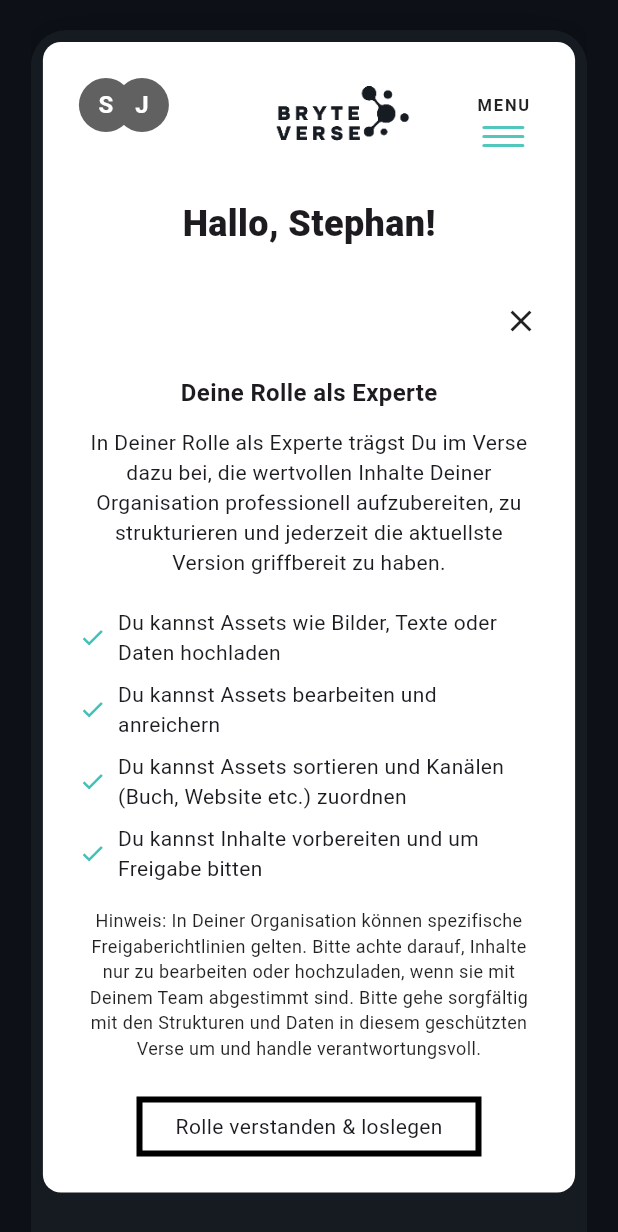
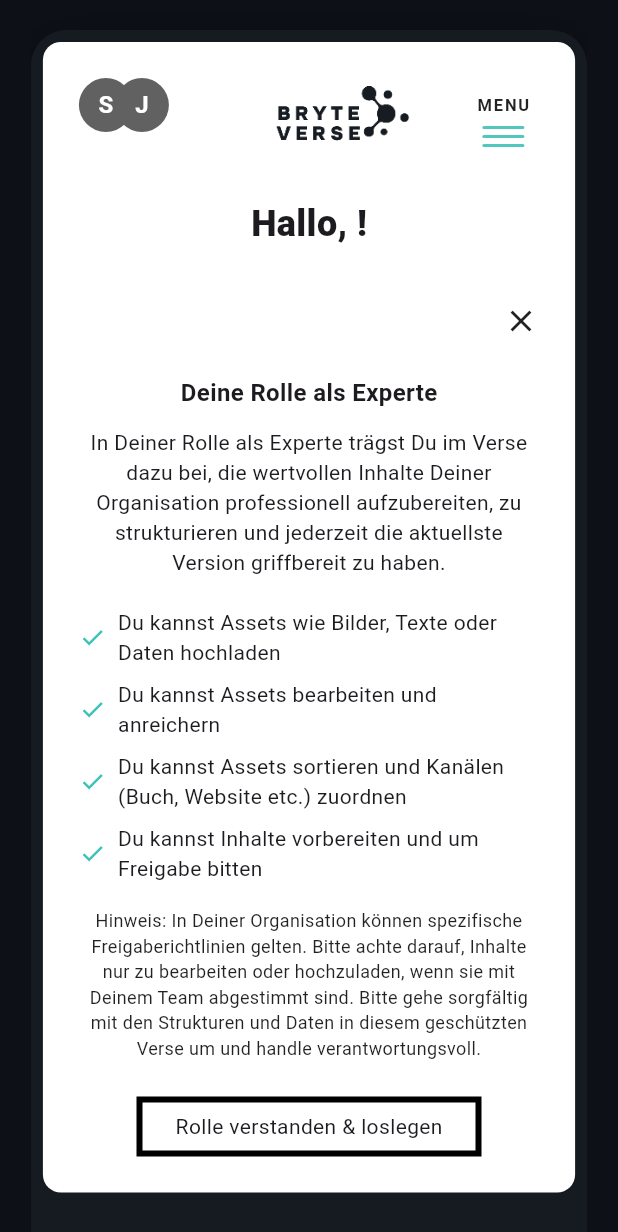
Before and after one commit to samuel161415/BryteSpring, a Flutter app: the JoinVerse screen opened directly with empty values, after a tap on "Verse beitreten", on a phone screen of 412 x 824 dp. Shown: the top 1232 px of the screen. Run offline on Flutter 3.47's test engine with Material 3 defaults, Android fonts, the phone set to English and light mode, and no system bars; our stand-ins replace bloc, connectivity, dartz, dio, easy_localization, equatable and 7 more; accounts and stored records are empty; network calls fail.

Commit message:
feat: fix join verse feature with dynamic data and translations
- Added missing translations for join verse success page
- Replaced hardcoded placeholders with actual user data
- Added verse data fetching and display functionality
- Fixed app router issues with join verse flow
- Updated join verse success widget with real data

Translation Updates:
- Added success_title, success_message, success_cta keys
- Updated greeting_name to use {name} placeholder
- Updated welcome_title and welcome_desc to use {verseName} placeholder
- Updated learn_role_cta to use {name} placeholder
- Added both English and German translations

Dynamic Data Integration:
- JoinVerseSuccessComponent now fetches current user from AuthService
- Fetches verse data using VerseJoinUseCase.getVerse()
- Displays actual verse logo or fallback business icon
- Uses dynamic greeting with user's first name
- Shows actual verse name in success message

User Experience Improvements:
- Loading state while fetching data
- Error handling for missing data
- Fallback values for missing user/verse data
- Proper translation interpolation with namedArgs

Technical Implementation:
- Added proper imports for User and VerseJoinEntity
- Implemented _loadData() method for async data fetching
- Added helper methods for dynamic text generation
- Created _buildDefaultImage() for fallback logo display
- Updated GetToKnowRoleWidget with dynamic greeting

This resolves the hardcoded 'Hello Stephan' issue and provides
a personalized experience with actual verse branding and data.

```diff
--- a/mobile/lib/core/routing/app_router.dart
+++ b/mobile/lib/core/routing/app_router.dart
@@ -7,12 +7,14 @@ import 'package:mobile/features/Authentication/domain/entities/invitation_entity
 import 'package:mobile/features/Authentication/presentation/pages/login_page.dart';
 import 'package:mobile/features/Authentication/presentation/pages/reset_password_page.dart';
 import 'package:mobile/features/Authentication/presentation/pages/invitation_validation_page.dart';
+import 'package:mobile/features/verse_join/presentation/bloc/join_verse_bloc.dart';
 import 'package:mobile/features/verse_join/presentation/pages/get_to_know_role.dart';
 import 'package:mobile/features/verse_join/presentation/pages/join_verse.dart';
 import 'package:mobile/features/verse_join/presentation/pages/join_verse_almost_done.dart';
 import 'package:mobile/features/dashboard/presentation/pages/dashboard_page.dart';
 import 'package:mobile/features/channels/presentation/pages/create_folder_page.dart';
 import 'package:mobile/features/channels/presentation/pages/create_folder_confirmation_page.dart';
+import 'package:mobile/features/verse_join/presentation/pages/join_verse_success.dart';
 
 /// App router configuration using go_router
 class AppRouter {
@@ -160,6 +162,23 @@ class AppRouter {
       },
     ),
     GoRoute(
+      path: '/${Routelists.joinVerseSuccess}',
+      name: Routelists.joinVerseSuccess,
+      pageBuilder: (context, state) {
+        final invitation = state.extra as InvitationEntity?;
+        if (invitation == null) {
+          // If no invitation provided, redirect to login
+          return _buildPage(context, state, LoginPage());
+        }
+        return _buildPage(
+          context,
+          state,
+          JoinVerseSuccessPage(invitation: invitation),
+        );
+      },
+    ),
+
+    GoRoute(
       path: '/${Routelists.dashboard}',
       name: Routelists.dashboard,
       pageBuilder: (context, state) =>
--- a/mobile/lib/core/routing/routeLists.dart
+++ b/mobile/lib/core/routing/routeLists.dart
@@ -11,4 +11,5 @@ class Routelists {
   static const dashboard = 'dashboard';
   static const createFolder = 'createFolder';
   static const createFolderConfirmation = 'createFolderConfirmation';
+  static const joinVerseSuccess = 'joinVerseSuccess';
 }
--- a/mobile/lib/features/verse_join/presentation/bloc/join_verse_bloc.dart
+++ b/mobile/lib/features/verse_join/presentation/bloc/join_verse_bloc.dart
@@ -1,6 +1,7 @@
 import 'package:flutter_bloc/flutter_bloc.dart';
 import 'package:equatable/equatable.dart';
 import 'package:mobile/core/error/failure.dart';
+import 'package:mobile/features/Authentication/domain/entities/invitation_entity.dart';
 import 'package:mobile/features/verse_join/domain/entities/verse_join_entity.dart';
 import 'package:mobile/features/verse_join/domain/usecases/verse_join_usecase.dart';
 
--- a/mobile/lib/features/verse_join/presentation/components/get_to_know_role_widget.dart
+++ b/mobile/lib/features/verse_join/presentation/components/get_to_know_role_widget.dart
@@ -2,11 +2,13 @@ import 'package:easy_localization/easy_localization.dart';
 import 'package:flutter/material.dart';
 import 'package:flutter_bloc/flutter_bloc.dart';
 import 'package:go_router/go_router.dart';
-import 'package:mobile/core/constant.dart';
 import 'package:mobile/core/routing/routeLists.dart';
+import 'package:mobile/core/injection_container.dart';
+import 'package:mobile/core/services/auth_service.dart';
 import 'package:mobile/features/verse_join/presentation/components/top_part_widget.dart';
 import 'package:mobile/features/verse_join/presentation/bloc/join_verse_bloc.dart';
 import 'package:mobile/features/Authentication/domain/entities/invitation_entity.dart';
+import 'package:mobile/features/Authentication/domain/entities/user.dart';
 
 class GetToKnowRoleWidget extends StatefulWidget {
   final InvitationEntity invitation;
@@ -18,6 +20,26 @@ class GetToKnowRoleWidget extends StatefulWidget {
 }
 
 class _GetToKnowRoleWidgetState extends State<GetToKnowRoleWidget> {
+  User? currentUser;
+
+  @override
+  void initState() {
+    super.initState();
+    _loadCurrentUser();
+  }
+
+  void _loadCurrentUser() {
+    final authService = sl<AuthService>();
+    setState(() => currentUser = authService.currentUser);
+  }
+
+  String _getGreeting() {
+    if (currentUser?.firstName != null) {
+      return 'join_verse.greeting_name'.tr(namedArgs: {'name': currentUser!.firstName});
+    }
+    return 'join_verse.greeting_name'.tr(namedArgs: {'name': 'there'});
+  }
+
   @override
   Widget build(BuildContext context) {
     return BlocListener<JoinVerseBloc, JoinVerseState>(
@@ -62,7 +84,7 @@ class _GetToKnowRoleWidgetState extends State<GetToKnowRoleWidget> {
 
                     SizedBox(height: 24),
                     Text(
-                      'join_verse.greeting_name'.tr(),
+                      _getGreeting(),
                       style: TextStyle(
                         fontSize: 24,
                         fontWeight: FontWeight.w900,
@@ -141,6 +163,7 @@ class _GetToKnowRoleWidgetState extends State<GetToKnowRoleWidget> {
   void _handleJoinVerse() {
     // Call join verse API with the verse ID from invitation
     context.read<JoinVerseBloc>().add(JoinVerse(widget.invitation.verseId));
+    context.goNamed(Routelists.joinVerseSuccess, extra: widget.invitation);
   }
 }
 
--- /dev/null
+++ b/mobile/lib/features/verse_join/presentation/components/join_verse_success_widget.dart
@@ -0,0 +1,168 @@
+import 'package:easy_localization/easy_localization.dart';
+import 'package:flutter/material.dart';
+import 'package:go_router/go_router.dart';
+import 'package:mobile/core/routing/routeLists.dart';
+import 'package:mobile/core/injection_container.dart';
+import 'package:mobile/core/services/auth_service.dart';
+import 'package:mobile/features/verse_join/presentation/components/top_part_widget.dart';
+import 'package:mobile/features/Authentication/domain/entities/invitation_entity.dart';
+import 'package:mobile/features/Authentication/domain/entities/user.dart';
+import 'package:mobile/features/verse_join/domain/usecases/verse_join_usecase.dart';
+import 'package:mobile/features/verse_join/domain/entities/verse_join_entity.dart';
+
+class JoinVerseSuccessComponent extends StatefulWidget {
+  final InvitationEntity invitation;
+
+  const JoinVerseSuccessComponent({super.key, required this.invitation});
+
+  @override
+  State<JoinVerseSuccessComponent> createState() =>
+      _JoinVerseSuccessComponentState();
+}
+
+class _JoinVerseSuccessComponentState extends State<JoinVerseSuccessComponent> {
+  User? currentUser;
+  VerseJoinEntity? verseData;
+  bool isLoading = true;
+
+  @override
+  void initState() {
+    super.initState();
+    _loadData();
+  }
+
+  Future<void> _loadData() async {
+    try {
+      final authService = sl<AuthService>();
+      final verseJoinUseCase = sl<VerseJoinUseCase>();
+
+      // Get current user from auth service
+      setState(() => currentUser = authService.currentUser);
+
+      // Get verse data
+      final verseResult = await verseJoinUseCase.getVerse(widget.invitation.verseId);
+      verseResult.fold(
+        (failure) => null,
+        (verse) => setState(() => verseData = verse),
+      );
+    } catch (e) {
+      print('Error loading data: $e');
+    } finally {
+      setState(() => isLoading = false);
+    }
+  }
+
+  String _getGreeting() {
+    if (currentUser?.firstName != null) {
+      return 'join_verse.greeting_name'.tr(namedArgs: {'name': currentUser!.firstName});
+    }
+    return 'join_verse.greeting_name'.tr(namedArgs: {'name': 'there'});
+  }
+
+  String _getSuccessMessage() {
+    final verseName = verseData?.name ?? widget.invitation.verseId;
+    return 'join_verse.success_message'.tr(namedArgs: {'verseName': verseName});
+  }
+
+  String _getSuccessTitle() {
+    return 'join_verse.success_title'.tr();
+  }
+
+  String _getSuccessCta() {
+    if (currentUser?.firstName != null) {
+      return 'join_verse.learn_role_cta'.tr(namedArgs: {'name': currentUser!.firstName});
+    }
+    return 'join_verse.success_cta'.tr();
+  }
+
+  @override
+  Widget build(BuildContext context) {
+    if (isLoading) {
+      return const Center(child: CircularProgressIndicator());
+    }
+
+    return Padding(
+      padding: EdgeInsets.all(8.0),
+      child: Container(
+        height: 600,
+        decoration: BoxDecoration(
+          color: Colors.white,
+          borderRadius: BorderRadius.circular(12),
+        ),
+        child: Padding(
+          padding: EdgeInsets.all(24.0),
+          child: Column(
+            crossAxisAlignment: CrossAxisAlignment.center,
+            children: [
+              TopHeader(),
+
+              SizedBox(height: 24),
+              Text(
+                _getGreeting(),
+                style: TextStyle(fontSize: 24, fontWeight: FontWeight.w900),
+              ),
+              SizedBox(height: 36),
+
+              Row(
+                mainAxisAlignment: MainAxisAlignment.end,
+                children: [Icon(Icons.close)],
+              ),
+              SizedBox(height: 24),
+              // Use verse logo if available, otherwise use default
+              verseData?.branding.logoUrl != null
+                  ? Image.network(
+                      verseData!.branding.logoUrl!,
+                      height: 80,
+                      errorBuilder: (context, error, stackTrace) => _buildDefaultImage(),
+                    )
+                  : _buildDefaultImage(),
+              Text(
+                _getSuccessTitle(),
+                style: TextStyle(fontSize: 24, fontWeight: FontWeight.w700),
+              ),
+              SizedBox(height: 16),
+              Text(
+                _getSuccessMessage(),
+                textAlign: TextAlign.center,
+                style: TextStyle(),
+              ),
+              SizedBox(height: 36),
+              GestureDetector(
+                onTap: () {
+                  context.pushNamed(
+                    Routelists.getToKnowRole,
+                    extra: widget.invitation,
+                  );
+                },
+                child: Container(
+                  width: 200,
+                  height: 40,
+                  decoration: BoxDecoration(
+                    border: Border.all(color: Colors.black, width: 4),
+                  ),
+                  child: Center(child: Text(_getSuccessCta())),
+                ),
+              ),
+            ],
+          ),
+        ),
+      ),
+    );
+  }
+
+  Widget _buildDefaultImage() {
+    return Container(
+      height: 80,
+      width: 80,
+      decoration: BoxDecoration(
+        color: Colors.grey[200],
+        borderRadius: BorderRadius.circular(8),
+      ),
+      child: Icon(
+        Icons.business,
+        size: 40,
+        color: Colors.grey[600],
+      ),
+    );
+  }
+}
--- /dev/null
+++ b/mobile/lib/features/verse_join/presentation/pages/join_verse_success.dart
@@ -0,0 +1,56 @@
+import 'package:flutter/material.dart';
+import 'package:mobile/core/constant.dart';
+import 'package:mobile/core/widgets/app_footer.dart';
+import 'package:mobile/features/verse_join/presentation/components/join_verse_success_widget.dart';
+import 'package:mobile/features/verse_join/presentation/components/join_verse_widget.dart';
+import 'package:mobile/features/Authentication/domain/entities/invitation_entity.dart';
+
+class JoinVerseSuccessPage extends StatefulWidget {
+  final InvitationEntity invitation;
+
+  const JoinVerseSuccessPage({super.key, required this.invitation});
+
+  @override
+  State<JoinVerseSuccessPage> createState() => _JoinVerseSuccessState();
+}
+
+class _JoinVerseSuccessState extends State<JoinVerseSuccessPage> {
+  void _handleLanguageChanged() {
+    // Force rebuild when language changes
+    setState(() {});
+  }
+
+  @override
+  Widget build(BuildContext context) {
+    final Size screenSize = MediaQuery.of(context).size;
+
+    return Scaffold(
+      backgroundColor: AppTheme.background,
+      body: Center(
+        child: SingleChildScrollView(
+          child: Container(
+            width: screenSize.width > 500 ? 500 : screenSize.width * 0.9,
+            margin: const EdgeInsets.symmetric(vertical: 20.0),
+            decoration: BoxDecoration(
+              color: AppTheme.surface,
+              borderRadius: BorderRadius.circular(24.0),
+              boxShadow: [
+                BoxShadow(
+                  color: Colors.black.withOpacity(0.5),
+                  blurRadius: 25,
+                  offset: const Offset(0, 10),
+                ),
+              ],
+            ),
+            child: Column(
+              children: [
+                JoinVerseSuccessComponent(invitation: widget.invitation),
+                AppFooter(onLanguageChanged: _handleLanguageChanged),
+              ],
+            ),
+          ),
+        ),
+      ),
+    );
+  }
+}
```
Also changed, not shown: mobile/assets/translations/de.json (+8 -5 lines), mobile/assets/translations/en.json (+7 -4 lines), mobile/lib/core/injection_container.dart (+6 -9 lines), mobile/lib/core/services/saved_accounts_service.dart (+37 -11 lines), mobile/lib/features/Authentication/presentation/components/login_form.dart (+32 -12 lines), mobile/lib/features/Authentication/presentation/pages/reset_password_page.dart (+5 -2 lines), mobile/lib/features/verse_join/data/datasources/verse_join_remote_datasource.dart (+72 -16 lines), mobile/lib/features/verse_join/data/repositories/verse_join_repository_impl.dart (+6 -194 lines).
